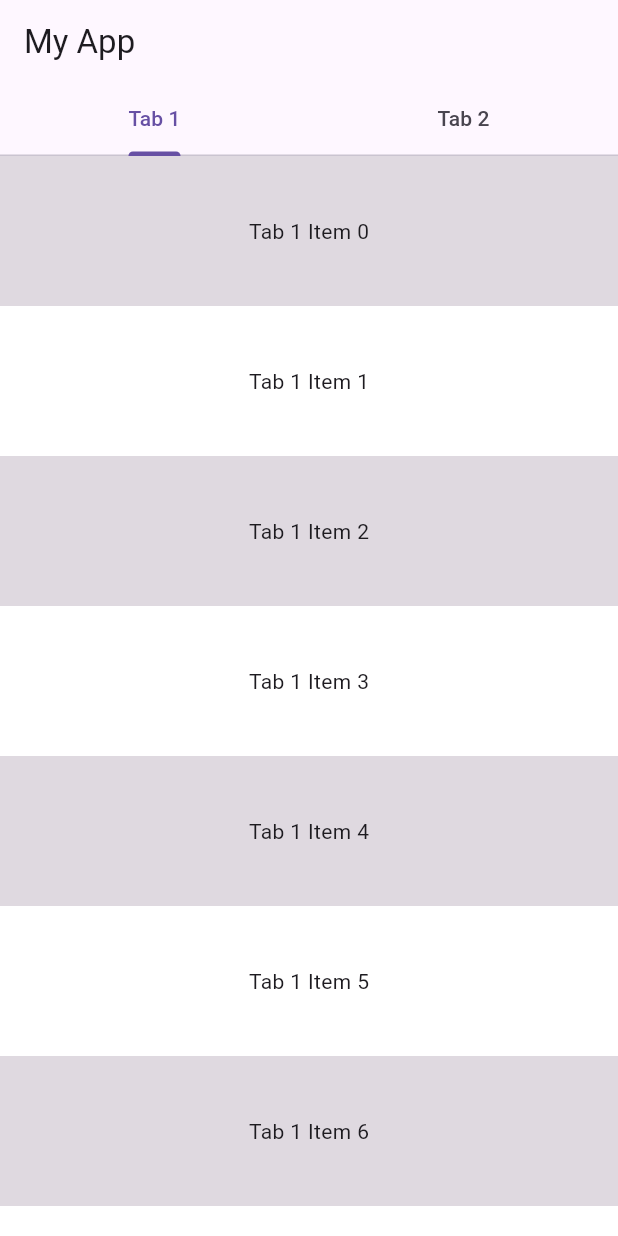
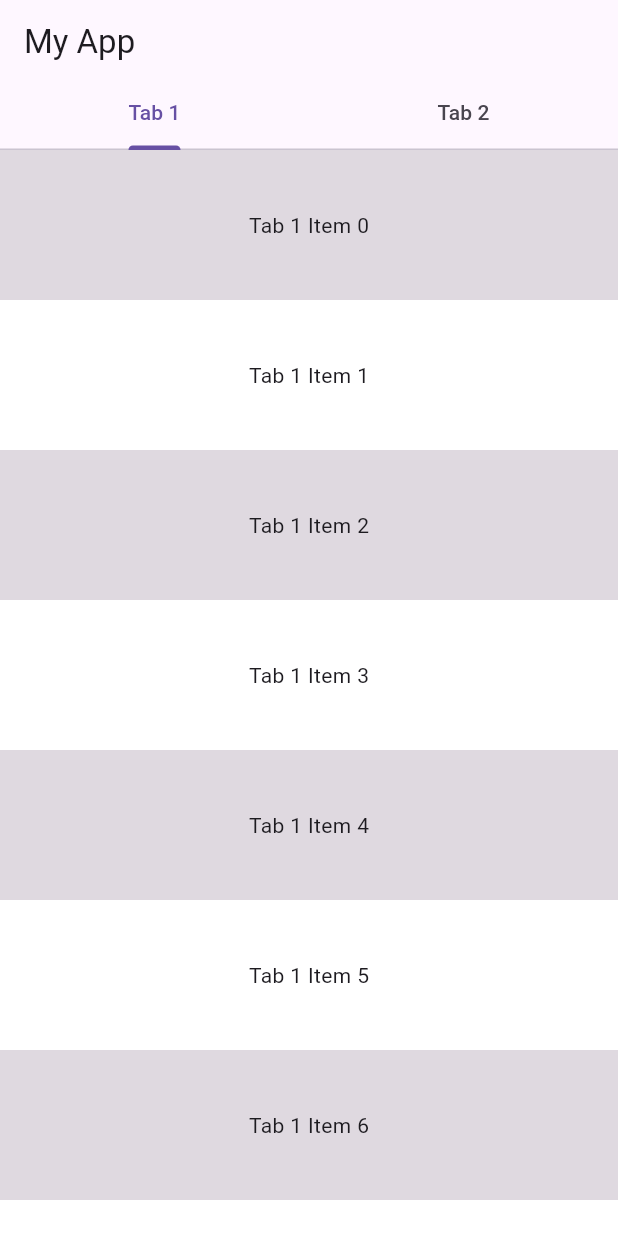
Before and after one commit to latifmge/practice_sliver_appbar, a Flutter app: the screen it shows after launch, on a phone screen of 412 x 824 dp. Run offline on Flutter 3.47's test engine with Material 3 defaults, Android fonts, the phone set to English and light mode, and no system bars.

Commit message:
update 1

```diff
--- a/lib/main.dart
+++ b/lib/main.dart
@@ -25,21 +25,28 @@ class _MyAppState extends State<MyApp> {
                   (BuildContext context, bool innerBoxIsScrolled) {
                 return <Widget>[
                   const SliverAppBar(
-                    pinned: true,
-                    floating: true,
-                    title: Text("My App"),
-                    bottom: TabBar(
-                      tabs: [
-                        Tab(text: 'Tab 1'),
-                        Tab(text: 'Tab 2'),
-                      ],
+                    title: Text('My App'),
+                    expandedHeight: 100,
+                    pinned: false,
+                    floating: false,
+                    flexibleSpace: FlexibleSpaceBar(
+                      background: Column(
+                        mainAxisAlignment: MainAxisAlignment.end,
+                        children: [
+                          TabBar(
+                            tabs: [
+                              Tab(text: 'Tab 1'),
+                              Tab(text: 'Tab 2'),
+                            ],
+                          ),
+                        ],
+                      ),
                     ),
                   ),
                 ];
               },
               body: TabBarView(
                 children: [
-                  // Tab 1 dengan RefreshIndicator sendiri
                   RefreshIndicator(
                     displacement: 10,
                     onRefresh: () async {
@@ -57,7 +64,6 @@ class _MyAppState extends State<MyApp> {
                       },
                     ),
                   ),
-                  // Tab 2 dengan RefreshIndicator sendiri
                   RefreshIndicator(
                     displacement: 10,
                     onRefresh: () async {
```
